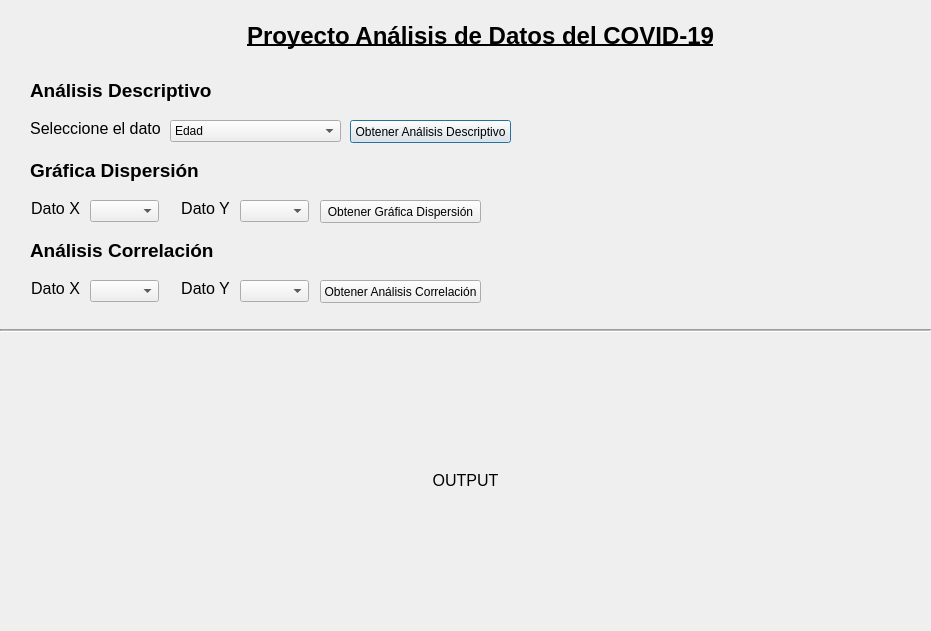
Before: the Qt Designer form interfaz.ui in AnaGVF/ProyectoProbCOVID, drawn with Qt 5.
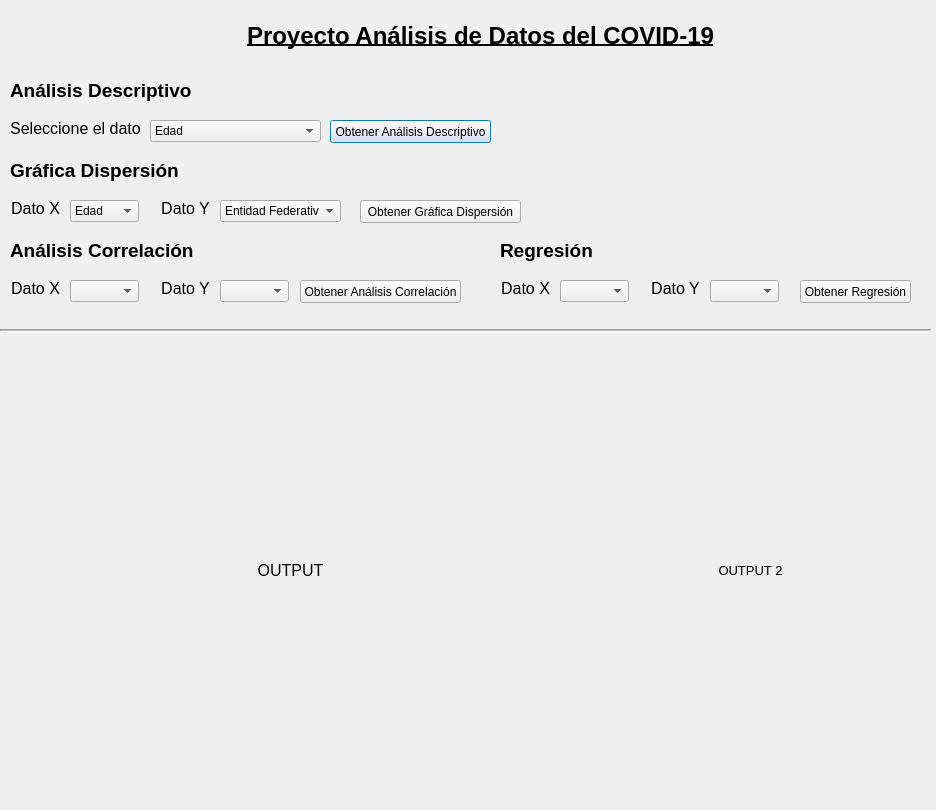
After: the same form once the commit is applied.

Commit message: Botón Regresión, diccionario de términos de Análisis Descriptivo

The edit to the form file:
```diff
--- a/interfaz.ui
+++ b/interfaz.ui
@@ -6,8 +6,8 @@
    <rect>
     <x>0</x>
     <y>0</y>
-    <width>931</width>
-    <height>631</height>
+    <width>936</width>
+    <height>810</height>
    </rect>
   </property>
   <property name="windowTitle">
@@ -40,7 +40,7 @@
   <widget class="QLabel" name="tituloAnalisisDescriptivo">
    <property name="geometry">
     <rect>
-     <x>30</x>
+     <x>10</x>
      <y>80</y>
      <width>191</width>
      <height>21</height>
@@ -60,7 +60,7 @@
   <widget class="QComboBox" name="comboBoxAnalisisDescriptivo">
    <property name="geometry">
     <rect>
-     <x>170</x>
+     <x>150</x>
      <y>120</y>
      <width>171</width>
      <height>22</height>
@@ -109,7 +109,7 @@
   <widget class="QPushButton" name="botonAnalisisDescriptivo">
    <property name="geometry">
     <rect>
-     <x>350</x>
+     <x>330</x>
      <y>120</y>
      <width>161</width>
      <height>23</height>
@@ -128,7 +128,7 @@
   <widget class="QLabel" name="labelSeleccioneDato">
    <property name="geometry">
     <rect>
-     <x>30</x>
+     <x>10</x>
      <y>120</y>
      <width>131</width>
      <height>16</height>
@@ -178,7 +178,7 @@
   <widget class="QLabel" name="tituloAnalisisDescriptivo_2">
    <property name="geometry">
     <rect>
-     <x>30</x>
+     <x>10</x>
      <y>160</y>
      <width>191</width>
      <height>21</height>
@@ -198,7 +198,7 @@
   <widget class="QLabel" name="labelDatoXDispersion">
    <property name="geometry">
     <rect>
-     <x>30</x>
+     <x>10</x>
      <y>200</y>
      <width>51</width>
      <height>16</height>
@@ -219,7 +219,7 @@
   <widget class="QLabel" name="tituloAnalisisDescriptivo_3">
    <property name="geometry">
     <rect>
-     <x>30</x>
+     <x>10</x>
      <y>240</y>
      <width>191</width>
      <height>21</height>
@@ -239,7 +239,7 @@
   <widget class="QComboBox" name="datoXDispersion">
    <property name="geometry">
     <rect>
-     <x>90</x>
+     <x>70</x>
      <y>200</y>
      <width>69</width>
      <height>22</height>
@@ -248,11 +248,16 @@
    <property name="cursor">
     <cursorShape>PointingHandCursor</cursorShape>
    </property>
+   <item>
+    <property name="text">
+     <string>Edad</string>
+    </property>
+   </item>
   </widget>
   <widget class="QLabel" name="labelDatoYDispersion">
    <property name="geometry">
     <rect>
-     <x>180</x>
+     <x>160</x>
      <y>200</y>
      <width>51</width>
      <height>16</height>
@@ -273,20 +278,25 @@
   <widget class="QComboBox" name="datoYDispersion">
    <property name="geometry">
     <rect>
-     <x>240</x>
+     <x>220</x>
      <y>200</y>
-     <width>69</width>
+     <width>121</width>
      <height>22</height>
     </rect>
    </property>
    <property name="cursor">
     <cursorShape>PointingHandCursor</cursorShape>
    </property>
+   <item>
+    <property name="text">
+     <string>Entidad Federativa</string>
+    </property>
+   </item>
   </widget>
   <widget class="QPushButton" name="botonGraficaDispersion">
    <property name="geometry">
     <rect>
-     <x>320</x>
+     <x>360</x>
      <y>200</y>
      <width>161</width>
      <height>23</height>
@@ -308,7 +318,7 @@
   <widget class="QLabel" name="labelDatoYCorrelacion">
    <property name="geometry">
     <rect>
-     <x>180</x>
+     <x>160</x>
      <y>280</y>
      <width>51</width>
      <height>16</height>
@@ -329,7 +339,7 @@
   <widget class="QComboBox" name="datoYCorrelacion">
    <property name="geometry">
     <rect>
-     <x>240</x>
+     <x>220</x>
      <y>280</y>
      <width>69</width>
      <height>22</height>
@@ -342,7 +352,7 @@
   <widget class="QComboBox" name="datoXCorrelacion">
    <property name="geometry">
     <rect>
-     <x>90</x>
+     <x>70</x>
      <y>280</y>
      <width>69</width>
      <height>22</height>
@@ -355,7 +365,7 @@
   <widget class="QLabel" name="labelDatoXCorrelacion">
    <property name="geometry">
     <rect>
-     <x>30</x>
+     <x>10</x>
      <y>280</y>
      <width>51</width>
      <height>16</height>
@@ -376,7 +386,7 @@
   <widget class="QPushButton" name="botonAnalisisCorrelacion">
    <property name="geometry">
     <rect>
-     <x>320</x>
+     <x>300</x>
      <y>280</y>
      <width>161</width>
      <height>23</height>
@@ -400,8 +410,8 @@
     <rect>
      <x>20</x>
      <y>340</y>
-     <width>891</width>
-     <height>281</height>
+     <width>541</width>
+     <height>461</height>
     </rect>
    </property>
    <property name="font">
@@ -416,6 +426,137 @@
     <set>Qt::AlignCenter</set>
    </property>
   </widget>
+  <widget class="QLabel" name="output2">
+   <property name="geometry">
+    <rect>
+     <x>570</x>
+     <y>340</y>
+     <width>361</width>
+     <height>461</height>
+    </rect>
+   </property>
+   <property name="font">
+    <font>
+     <pointsize>10</pointsize>
+    </font>
+   </property>
+   <property name="text">
+    <string>OUTPUT 2</string>
+   </property>
+   <property name="alignment">
+    <set>Qt::AlignCenter</set>
+   </property>
+  </widget>
+  <widget class="QLabel" name="labelDatoXRegresion">
+   <property name="geometry">
+    <rect>
+     <x>500</x>
+     <y>280</y>
+     <width>51</width>
+     <height>16</height>
+    </rect>
+   </property>
+   <property name="font">
+    <font>
+     <pointsize>12</pointsize>
+    </font>
+   </property>
+   <property name="text">
+    <string>Dato X</string>
+   </property>
+   <property name="alignment">
+    <set>Qt::AlignCenter</set>
+   </property>
+  </widget>
+  <widget class="QComboBox" name="datoYRegresion">
+   <property name="geometry">
+    <rect>
+     <x>710</x>
+     <y>280</y>
+     <width>69</width>
+     <height>22</height>
+    </rect>
+   </property>
+   <property name="cursor">
+    <cursorShape>PointingHandCursor</cursorShape>
+   </property>
+  </widget>
+  <widget class="QLabel" name="tituloRegresion">
+   <property name="geometry">
+    <rect>
+     <x>500</x>
+     <y>240</y>
+     <width>191</width>
+     <height>21</height>
+    </rect>
+   </property>
+   <property name="font">
+    <font>
+     <pointsize>14</pointsize>
+     <weight>75</weight>
+     <bold>true</bold>
+    </font>
+   </property>
+   <property name="text">
+    <string>Regresión</string>
+   </property>
+  </widget>
+  <widget class="QComboBox" name="datoXRegresion">
+   <property name="geometry">
+    <rect>
+     <x>560</x>
+     <y>280</y>
+     <width>69</width>
+     <height>22</height>
+    </rect>
+   </property>
+   <property name="cursor">
+    <cursorShape>PointingHandCursor</cursorShape>
+   </property>
+  </widget>
+  <widget class="QLabel" name="labelDatoYRegresion">
+   <property name="geometry">
+    <rect>
+     <x>650</x>
+     <y>280</y>
+     <width>51</width>
+     <height>16</height>
+    </rect>
+   </property>
+   <property name="font">
+    <font>
+     <pointsize>12</pointsize>
+    </font>
+   </property>
+   <property name="text">
+    <string>Dato Y</string>
+   </property>
+   <property name="alignment">
+    <set>Qt::AlignCenter</set>
+   </property>
+  </widget>
+  <widget class="QPushButton" name="botonRegresion">
+   <property name="geometry">
+    <rect>
+     <x>800</x>
+     <y>280</y>
+     <width>111</width>
+     <height>23</height>
+    </rect>
+   </property>
+   <property name="cursor">
+    <cursorShape>PointingHandCursor</cursorShape>
+   </property>
+   <property name="text">
+    <string>Obtener Regresión</string>
+   </property>
+   <property name="default">
+    <bool>false</bool>
+   </property>
+   <property name="flat">
+    <bool>false</bool>
+   </property>
+  </widget>
  </widget>
  <resources/>
  <connections/>
```
Left out of the diff: 4 changed lines with no effect on the pictures. The commit also changes 2 other files.
